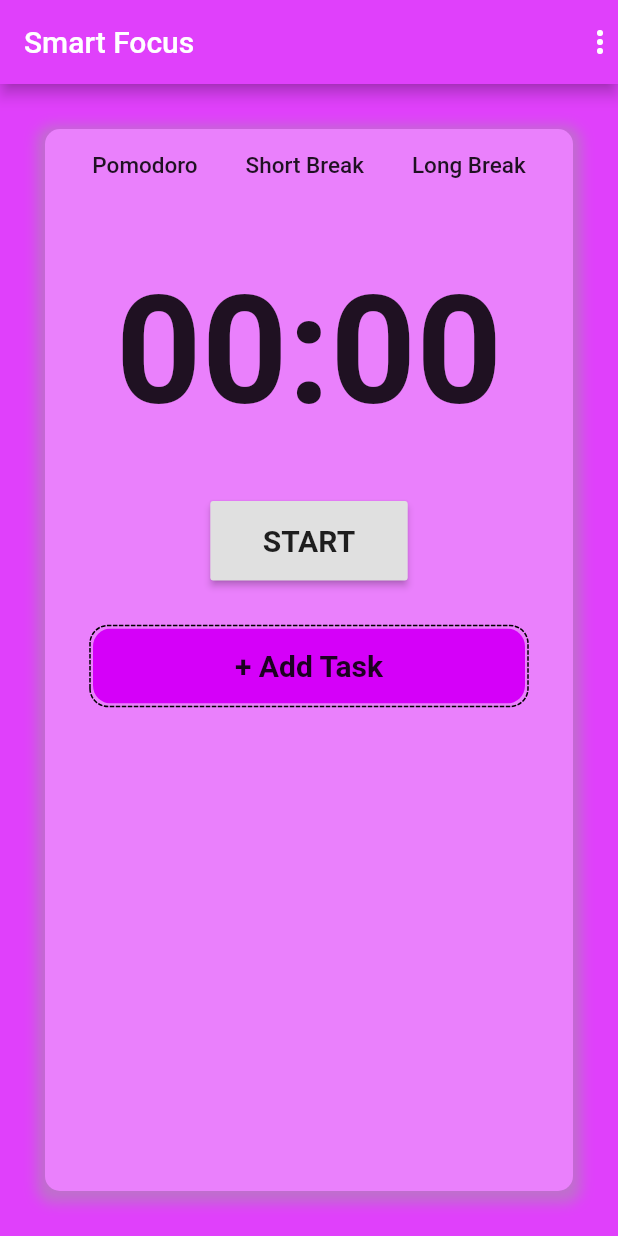
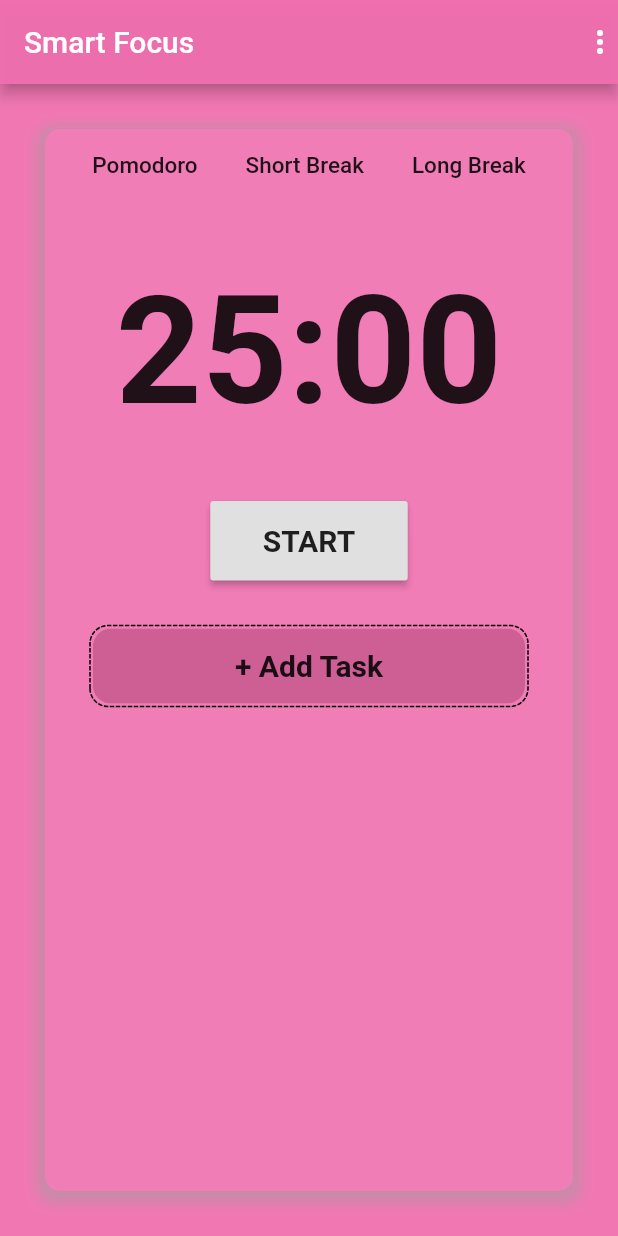
Before and after one commit to sennounisara/pomodoro-mobile, a Flutter app: the screen it shows after launch, after a tap on "Pomodoro", on a phone screen of 412 x 824 dp. Run offline on Flutter 3.47's test engine with Material 2 defaults, Android fonts, the phone set to English and light mode, and no system bars; drawn by our look-alikes of dotted_border.

Commit message:
background change && counter

```diff
--- a/lib/main.dart
+++ b/lib/main.dart
@@ -1,3 +1,5 @@
+import 'dart:async';
+
 import 'package:dotted_border/dotted_border.dart';
 import 'package:flutter/cupertino.dart';
 import 'package:flutter/material.dart';
@@ -6,62 +8,86 @@ void main() => runApp(MaterialApp(
   home: Counteur()
 )
 );
-class Counteur extends StatelessWidget{
+class Counteur extends StatefulWidget{
+  @override
+  _CounteurState createState() => _CounteurState();
+}
+
+class _CounteurState extends State<Counteur> {
+  bool isStart = false;
+  String start = 'START';
+  dynamic minute = 25;
+  dynamic second = 60;
+  dynamic time ='25:00';
+  Timer _timer;
+  dynamic i;
+  var color1 = Color(0xF0F06FAE);
+  var block = Color(0xFFF17DB7);
+  var addTask = Color(0xFFCE5F95);
+  void pauseTimer() {
+    if (_timer != null) _timer.cancel();
+  }
+  void startTimer(){
+    isStart = !isStart;
+    if(isStart){
+      setState(() {
+        start = 'PAUSE';
+      });
+      _timer = new Timer.periodic(new Duration(seconds: 1), (timer) {
+        if(second == 0 || second == 60){ minute -=1;second = 60;}
+        if(time == '00:00') pauseTimer();
+        else{
+          if(second == 0 && minute == 0){
+            time = '00;00';
+          }else{
+            second -=1;
+            if(second <10 && minute <10){
+              setState(() {
+                time = '0$minute:0$second';
+              });
+            }else if(second <10){
+              setState(() {
+                time = '$minute:0$second';
+              });
+            }else if(minute <10){
+              setState(() {
+                time = '0$minute:$second';
+              });
+            }else{
+              setState(() {
+                time = '$minute:$second';
+              });
+            }
+          }
+        }
+      });
+    }else{
+      pauseTimer();
+      setState(() {
+        start = 'START';
+      });
+    }
+  }
+
   @override
   Widget build(BuildContext context) {
     // TODO: implement build
     return Scaffold(
-      backgroundColor: Colors.purpleAccent[200],
+      backgroundColor: color1,
       appBar: AppBar(
         title: Text('Smart Focus'),
         actions: [
           Icon(Icons.more_vert),
         ],
-        backgroundColor: Colors.purpleAccent[200],
+        backgroundColor: color1,
       ),
-      body: /*Center(
-        child:
-        /*Text('Pomorodo',
-          style: TextStyle(
-            fontSize: 20.0,
-            fontWeight: FontWeight.bold,
-          ),
-        ),*/
-        /*Icon(
-          Icons.airline_seat_flat,
-          color: Colors.lightBlue,
-          size: 50.0,
-        )*/
-        /*FlatButton(
-          onPressed:(){
-            print('you click me');
-          } ,
-          child: Text('Pomorodo',
-            style: TextStyle(
-              fontSize: 20.0,
-              fontWeight: FontWeight.bold,
-            ),
-          )
-        )*/
-        FlatButton.icon(
-            onPressed: null,
-            icon: Icon(
-              Icons.timelapse
-            ),
-            label: Text('Pomorodo',
-              style: TextStyle(
-                fontSize: 20.0,
-                fontWeight: FontWeight.bold,
-              ),
-            )
-        )
-      ),*/
+      body:
         Container(
             margin: EdgeInsets.all(30),
             height: double.infinity,
             width: double.infinity,
             decoration: BoxDecoration(
-              color: Colors.purpleAccent[100],
+              color: block,
               borderRadius: BorderRadius.only(
                   topLeft: Radius.circular(10),
                   topRight: Radius.circular(10),
@@ -84,7 +110,17 @@ class Counteur extends StatelessWidget{
                   children: <Widget>[
                     FlatButton(
                         onPressed:(){
-                          print('you click me');
+                          pauseTimer();
+                          setState(() {
+                            color1 = Color(0xF0F06FAE);
+                            block = Color(0xFFF17DB7);
+                            addTask = Color(0xFFCE5F95);
+                            isStart = false;
+                            start = 'START';
+                            minute = 25;
+                            second = 60;
+                            time = '25:00';
+                          });
                         } ,
                         child: Text('Pomodoro',
                           style: TextStyle(
@@ -94,7 +130,17 @@ class Counteur extends StatelessWidget{
                     ),
                     FlatButton(
                         onPressed:(){
-                          print('you click me');
+                          pauseTimer();
+                          setState(() {
+                            color1 = Color(0xFF4CA6A9);
+                            block = Color(0xFF55B9BC);
+                            addTask = Color(0xFF408C8F);
+                            isStart = false;
+                            start = 'START';
+                            minute = 5;
+                            second = 60;
+                            time = '05:00';
+                          });
                         } ,
                         child: Text('Short Break',
                           style: TextStyle(
@@ -104,7 +150,17 @@ class Counteur extends StatelessWidget{
                     ),
                     FlatButton(
                         onPressed:(){
-                          print('you click me');
+                          pauseTimer();
+                          setState(() {
+                            color1 = Color(0xFF498FC1);
+                            block = Color(0xFF509ED6);
+                            addTask = Color(0xFF4282AF);
+                            isStart = false;
+                            start = 'START';
+                            minute = 15;
+                            second = 60;
+                            time = '15:00';
+                          });
                         } ,
                         child: Text('Long Break',
                           style: TextStyle(
@@ -117,7 +173,7 @@ class Counteur extends StatelessWidget{
                 Container(
                   height: 200,
                   alignment: Alignment(0.0, 0.0),
-                  child: Text('00:00',
+                  child: Text('$time',
                     style: TextStyle(
                       fontSize: 100.0,
                       fontWeight: FontWeight.bold,
@@ -127,9 +183,9 @@ class Counteur extends StatelessWidget{
                 RaisedButton(
                   padding: EdgeInsets.only(top: 15,bottom: 15,left: 35,right: 35),
                     onPressed:(){
-                      print('you click me');
+                      startTimer();
                     } ,
-                    child: Text('START',
+                    child: Text('$start',
                       style: TextStyle(
                         fontSize: 20.0,
                         fontWeight: FontWeight.bold,
@@ -148,7 +204,7 @@ class Counteur extends StatelessWidget{
                           alignment: Alignment(0.0, 0.0),
                           height: 50,
                           width: double.infinity,
-                          color: Colors.purpleAccent[400],
+                          color: addTask,
                           child: Text('+ Add Task',
                             style: TextStyle(
                               fontSize: 20.0,
```
